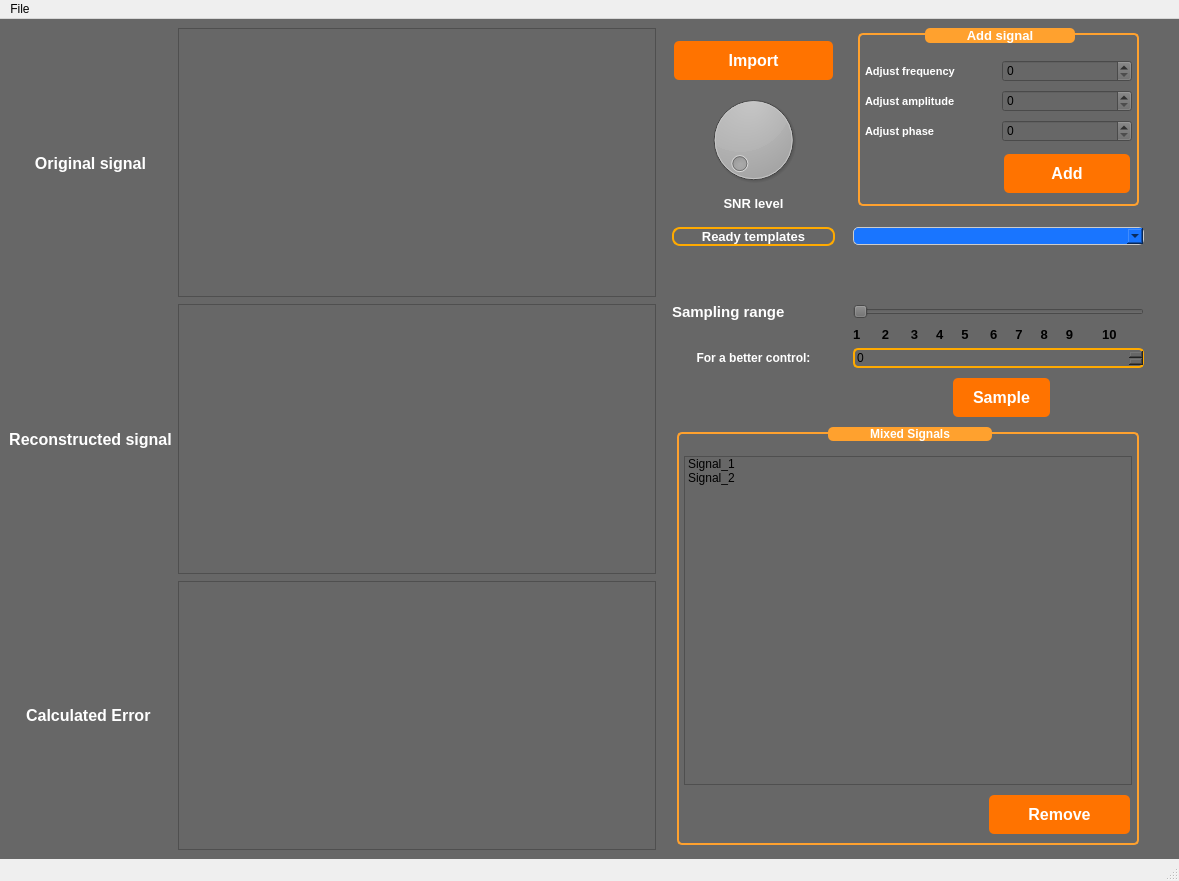
Above: sampling_studio.ui from SaraElsaggan/sampling_studio_DSP before the change. Below: the same form after it.
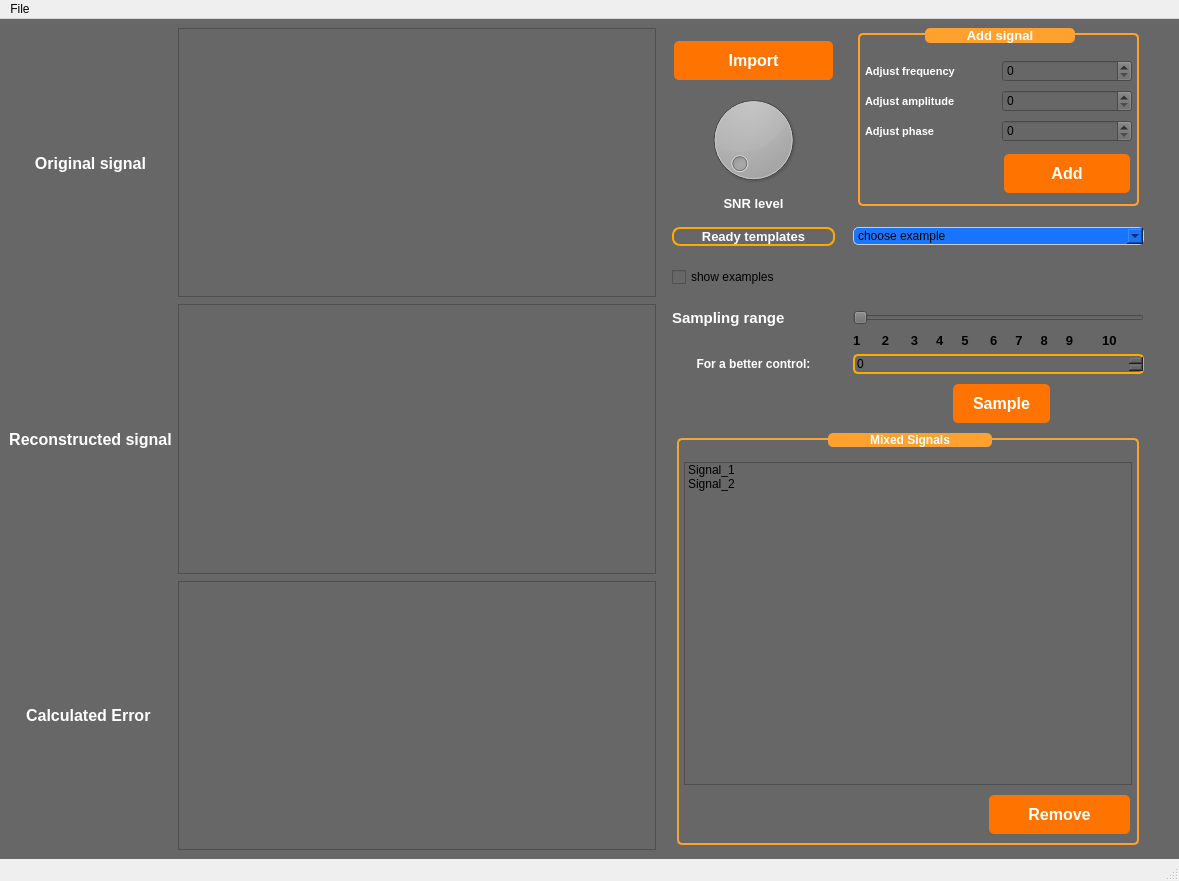
That is the form after the change. Custom widgets are drawn as their Qt base class.

```diff
--- a/sampling_studio.ui
+++ b/sampling_studio.ui
@@ -223,7 +223,6 @@
         <property name="font">
          <font>
           <pointsize>-1</pointsize>
-          <weight>75</weight>
           <bold>true</bold>
           <underline>false</underline>
           <strikeout>false</strikeout>
@@ -244,7 +243,6 @@
         <property name="font">
          <font>
           <pointsize>10</pointsize>
-          <weight>75</weight>
           <bold>true</bold>
          </font>
         </property>
@@ -338,7 +336,6 @@
        <widget class="QLabel" name="label_10">
         <property name="font">
          <font>
-          <weight>75</weight>
           <bold>true</bold>
          </font>
         </property>
@@ -365,7 +362,6 @@
        <widget class="QGroupBox" name="groupBox_2">
         <property name="font">
          <font>
-          <weight>75</weight>
           <bold>true</bold>
          </font>
         </property>
@@ -441,7 +437,6 @@
           <property name="font">
            <font>
             <pointsize>11</pointsize>
-            <weight>75</weight>
             <bold>true</bold>
            </font>
           </property>
@@ -613,6 +608,26 @@
 background-color:rgb(25, 117, 255);
 </string>
         </property>
+        <item>
+         <property name="text">
+          <string>choose example</string>
+         </property>
+        </item>
+        <item>
+         <property name="text">
+          <string>example 1</string>
+         </property>
+        </item>
+        <item>
+         <property name="text">
+          <string>example 2</string>
+         </property>
+        </item>
+        <item>
+         <property name="text">
+          <string>example 3</string>
+         </property>
+        </item>
        </widget>
       </item>
       <item row="3" column="0">
@@ -697,6 +712,13 @@
         </property>
        </widget>
       </item>
+      <item row="4" column="0">
+       <widget class="QCheckBox" name="checkBox">
+        <property name="text">
+         <string>show examples</string>
+        </property>
+       </widget>
+      </item>
      </layout>
     </item>
    </layout>
```
Left out of the diff: 120 changed lines with no effect on the pictures.
